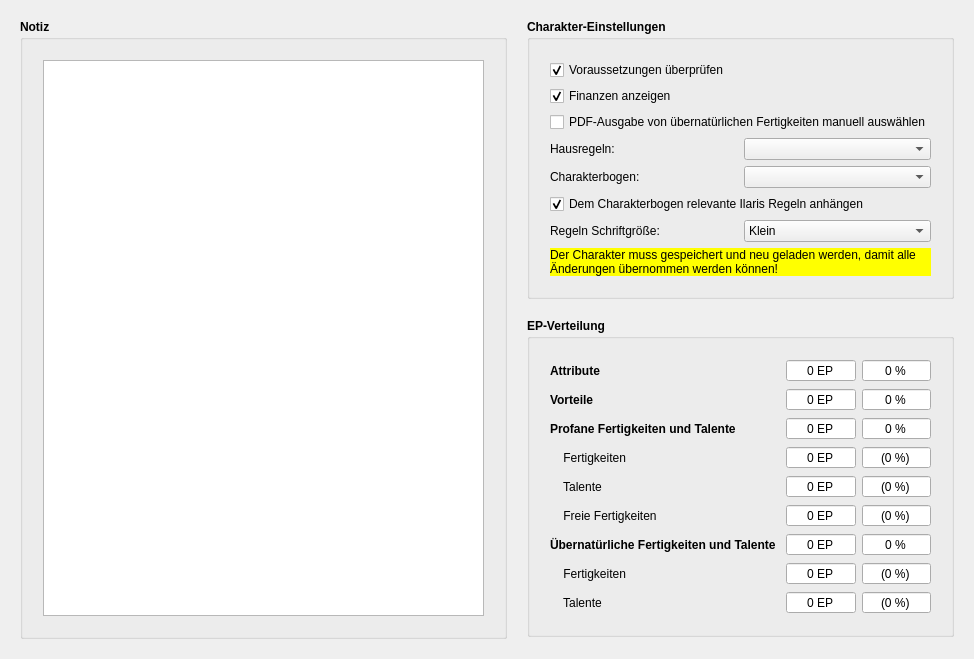
This is designer/CharakterInfo.ui in Aeolitus/Sephrasto as Qt 5 draws it before an edit. The edited form follows.
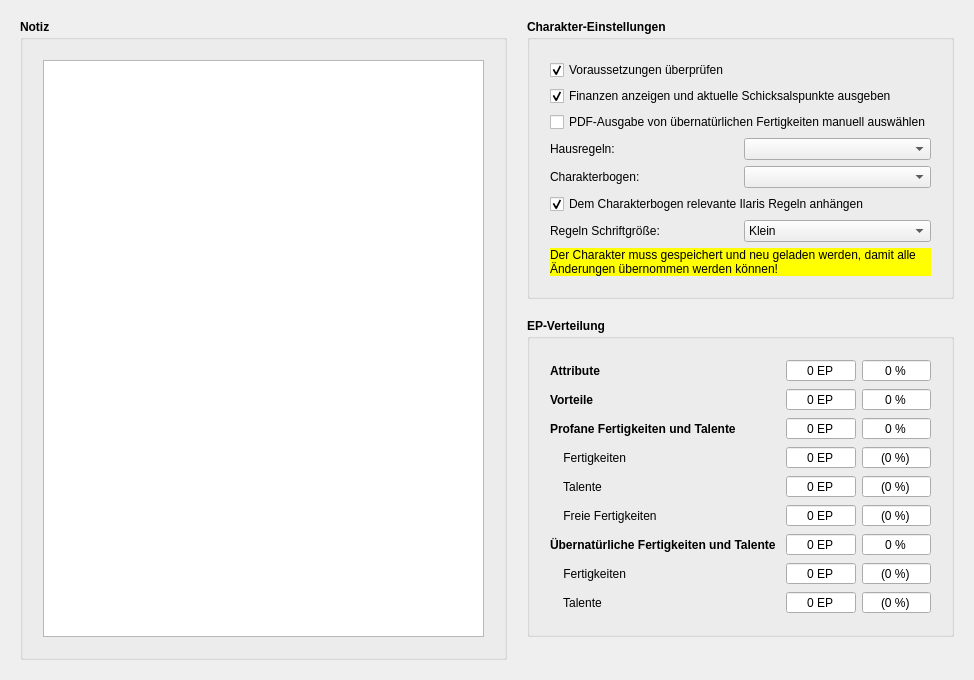
This is the edited form.

Commit message: Info wrapper: If "Finanzen anzeigen" is disabled, the current "Schicksalspunkte" count is also not epxorted to pdf anymore. Moved tooltips into design file.

```diff
--- a/designer/CharakterInfo.ui
+++ b/designer/CharakterInfo.ui
@@ -7,7 +7,7 @@
     <x>0</x>
     <y>0</y>
     <width>974</width>
-    <height>659</height>
+    <height>680</height>
    </rect>
   </property>
   <property name="windowTitle">
@@ -71,7 +71,7 @@
         <item row="2" column="0" colspan="2">
          <widget class="QCheckBox" name="checkFinanzen">
           <property name="text">
-           <string>Finanzen anzeigen</string>
+           <string>Finanzen anzeigen und aktuelle Schicksalspunkte ausgeben</string>
           </property>
           <property name="checked">
            <bool>true</bool>
```
Left out of the diff: 6 changed lines with no effect on the pictures. The commit also changes 3 other files.
